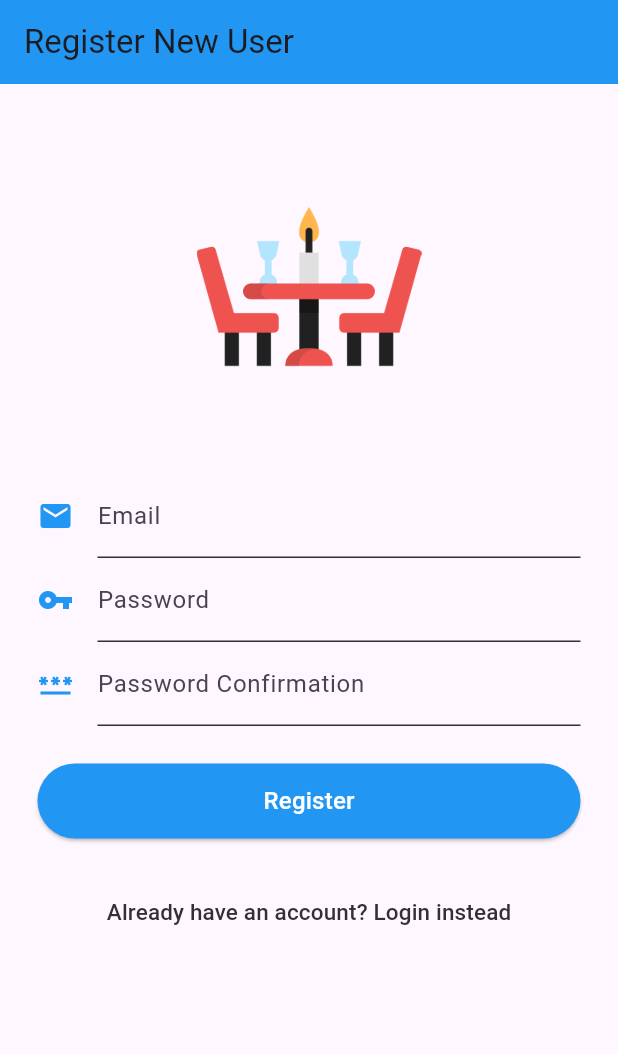
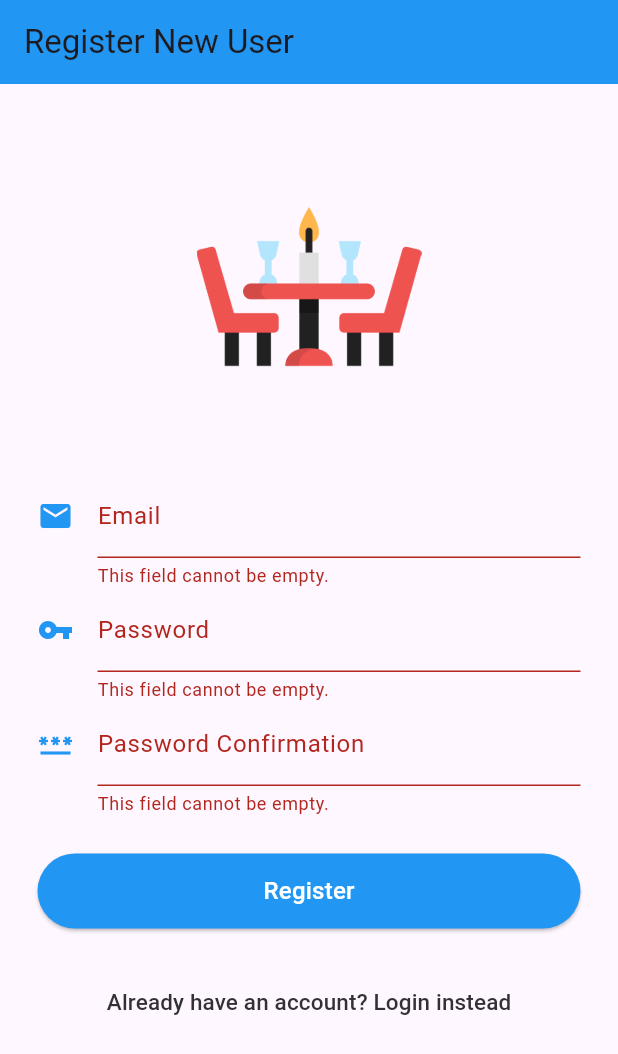
Before and after one commit to abhiroop43/flutter_restaurants_mobile_ui, a Flutter app: the RegisterScreen screen opened directly, after a tap on "Register", on a phone screen of 412 x 824 dp. Shown: the top 1054 px of the screen. Run offline on Flutter 3.47's test engine with Material 3 defaults, Android fonts, the phone set to English and light mode, and no system bars.

Commit message:
feat: added register screen form validation

```diff
--- a/lib/register_screen.dart
+++ b/lib/register_screen.dart
@@ -16,6 +16,23 @@ class _RegisterScreenState extends State<RegisterScreen> {
   final passwordController = TextEditingController();
   final passwordConfirmationController = TextEditingController();
 
+  Future<void> _authenticate() async {
+    if (_formKey.currentState!.validate() == false) return;
+
+    ScaffoldMessenger.of(context).showSnackBar(
+      const SnackBar(
+        behavior: SnackBarBehavior.floating,
+        dismissDirection: DismissDirection.none,
+        content: Text(
+          'Success',
+          textAlign: TextAlign.center,
+          style: TextStyle(fontSize: 20),
+        ),
+        backgroundColor: Colors.green,
+      ),
+    );
+  }
+
   @override
   Widget build(BuildContext context) {
     return Scaffold(
@@ -23,7 +40,8 @@ class _RegisterScreenState extends State<RegisterScreen> {
           title: Text('Register New User'),
           backgroundColor: primaryColor,
           automaticallyImplyLeading: false),
-      body: Column(
+      body: SingleChildScrollView(
+          child: Column(
         children: [
           Padding(
             padding: const EdgeInsets.only(top: 60.0),
@@ -45,26 +63,30 @@ class _RegisterScreenState extends State<RegisterScreen> {
                 children: [
                   const SizedBox(height: 50),
                   AuthenticationTextFormField(
+                    key: const Key('email'),
                     icon: Icons.email,
                     label: 'Email',
                     textEditingController: emailController,
                   ),
                   AuthenticationTextFormField(
+                    key: const Key('password'),
                     icon: Icons.vpn_key,
                     label: 'Password',
                     textEditingController: passwordController,
                   ),
                   AuthenticationTextFormField(
+                    key: const Key('password_confirmation'),
                     icon: Icons.password,
                     label: 'Password Confirmation',
                     textEditingController: passwordConfirmationController,
+                    confirmationController: passwordController,
                   ),
                   const SizedBox(height: 25),
                   ElevatedButton(
                     style: ElevatedButton.styleFrom(
                         minimumSize: const Size.fromHeight(50),
                         backgroundColor: primaryColor),
-                    onPressed: () {},
+                    onPressed: _authenticate,
                     child: Text(
                       'Register',
                       style: Theme.of(context).textTheme.titleMedium?.copyWith(
@@ -90,7 +112,7 @@ class _RegisterScreenState extends State<RegisterScreen> {
             ),
           ),
         ],
-      ),
+      )),
     );
   }
 }
--- a/lib/shared/authentication_text_form_field.dart
+++ b/lib/shared/authentication_text_form_field.dart
@@ -3,15 +3,41 @@ import 'package:restaurants_mobile_ui/main.dart';
 
 class AuthenticationTextFormField extends StatelessWidget {
   const AuthenticationTextFormField({
+    this.confirmationController,
     required this.icon,
     required this.label,
     required this.textEditingController,
     super.key,
   });
 
+  final TextEditingController? confirmationController;
   final IconData icon;
   final String label;
   final TextEditingController textEditingController;
+
+  String? _validate(String? value) {
+    if (value!.isEmpty) {
+      return 'This field cannot be empty.';
+    }
+
+    if (key.toString().contains('email') == true &&
+        RegExp(r'^[\w-\.]+@([\w-]+\.)+[\w-]{2,4}$').hasMatch(value) == false) {
+      return 'This is not a valid email address.';
+    }
+
+    if (key.toString().contains('password') == true && value.length < 6) {
+      return 'The password must be at least 6 characters.';
+    }
+
+    if (key.toString().contains('password_confirmation') == true &&
+        value != confirmationController?.text) {
+      debugPrint('value: $value');
+      debugPrint('confirmationController: ${confirmationController?.text}');
+      return 'The password does not match.';
+    }
+
+    return null;
+  }
 
   @override
   Widget build(BuildContext context) {
@@ -31,6 +57,7 @@ class AuthenticationTextFormField extends StatelessWidget {
           borderSide: BorderSide(color: theme.colorScheme.inverseSurface),
         ),
       ),
+      validator: _validate,
     );
   }
 }
```
